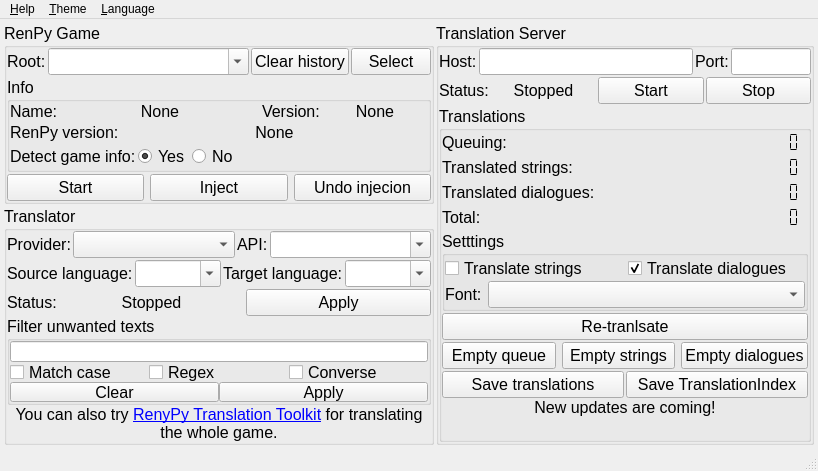
Above: qt5/main.ui from abse4411/projz_renpy_translation before the change. Below: the same form after it.
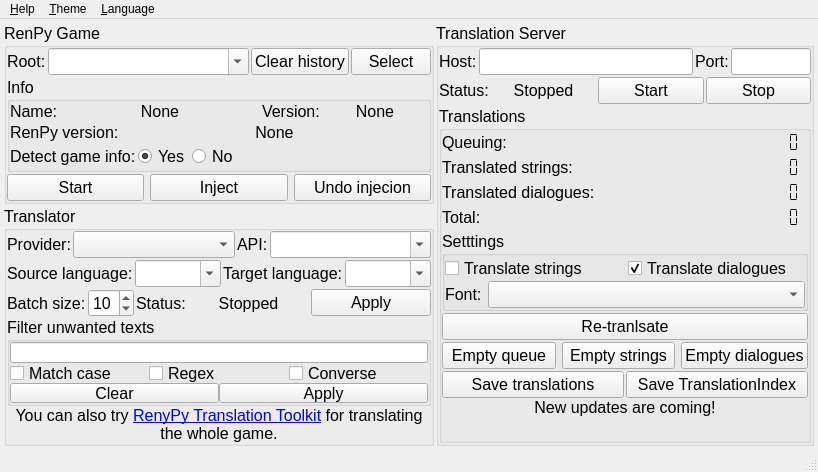
That is the form after the change. Icons and pictures are not drawn.

```diff
--- a/qt5/main.ui
+++ b/qt5/main.ui
@@ -736,6 +736,26 @@
            </item>
            <item>
             <layout class="QHBoxLayout" name="horizontalLayout_16">
+             <item>
+              <widget class="QLabel" name="label_21">
+               <property name="toolTip">
+                <string>How many strings or dialogues sent to the translator at once.</string>
+               </property>
+               <property name="text">
+                <string>Batch size:</string>
+               </property>
+              </widget>
+             </item>
+             <item>
+              <widget class="QSpinBox" name="batchsize_box">
+               <property name="minimum">
+                <number>1</number>
+               </property>
+               <property name="value">
+                <number>10</number>
+               </property>
+              </widget>
+             </item>
              <item>
               <widget class="QLabel" name="label">
                <property name="sizePolicy">
@@ -757,7 +777,7 @@
              <item>
               <widget class="QLabel" name="translatorstatus_text">
                <property name="sizePolicy">
-                <sizepolicy hsizetype="Minimum" vsizetype="Preferred">
+                <sizepolicy hsizetype="Expanding" vsizetype="Preferred">
                  <horstretch>0</horstretch>
                  <verstretch>0</verstretch>
                 </sizepolicy>
@@ -777,6 +797,12 @@
              </item>
              <item>
               <widget class="QPushButton" name="translatorapply_button">
+               <property name="sizePolicy">
+                <sizepolicy hsizetype="Expanding" vsizetype="Fixed">
+                 <horstretch>0</horstretch>
+                 <verstretch>0</verstretch>
+                </sizepolicy>
+               </property>
                <property name="font">
                 <font>
                  <pointsize>12</pointsize>
```
Left out of the diff: 2 changed lines with no effect on the pictures.
